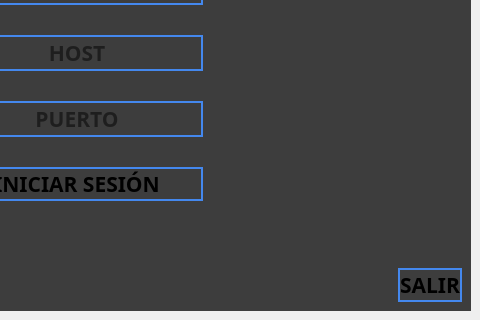
DevHarsue/CAFE-BLUM, file interfaz/configuracion.ui: the form before one commit; both pictures show x 320 to 800 and y 280 to 600 of the 800 by 600 pixel window.
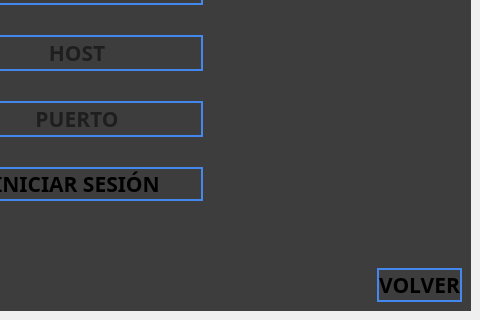
The form after the commit. Icons and pictures are not drawn.

```diff
--- a/interfaz/configuracion.ui
+++ b/interfaz/configuracion.ui
@@ -216,7 +216,7 @@
           <string notr="true">min-width: 8em;</string>
          </property>
          <property name="text">
-          <string>SALIR</string>
+          <string>VOLVER</string>
          </property>
         </widget>
        </item>
```
Left out of the diff: 6 changed lines with no effect on the pictures.
